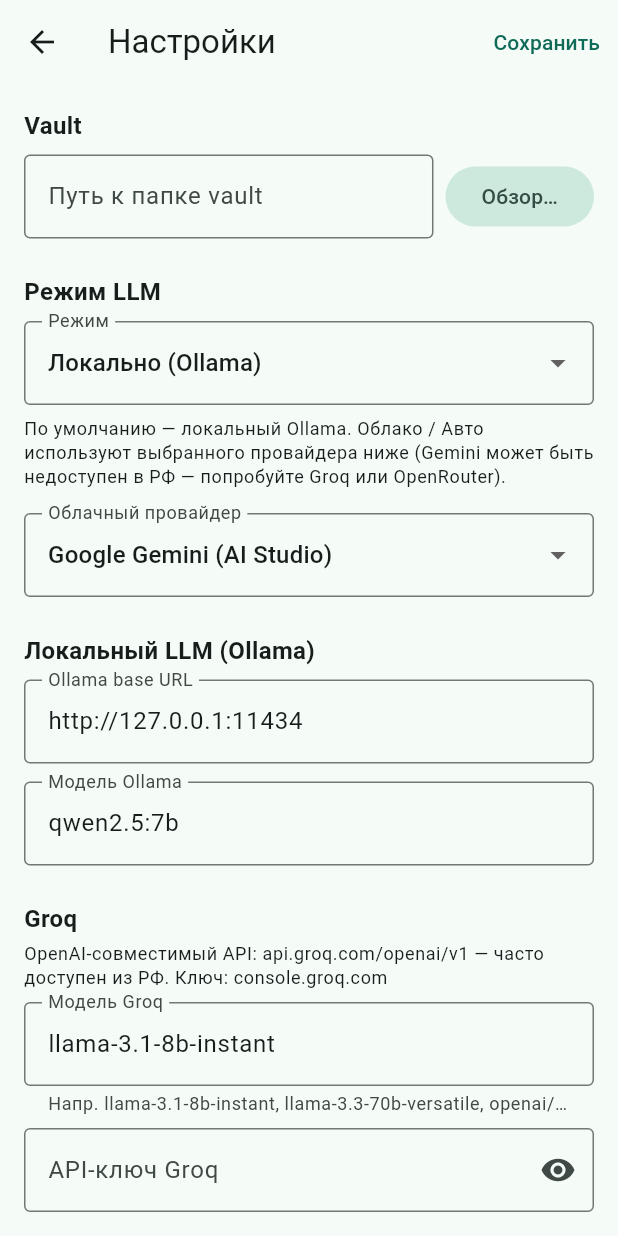
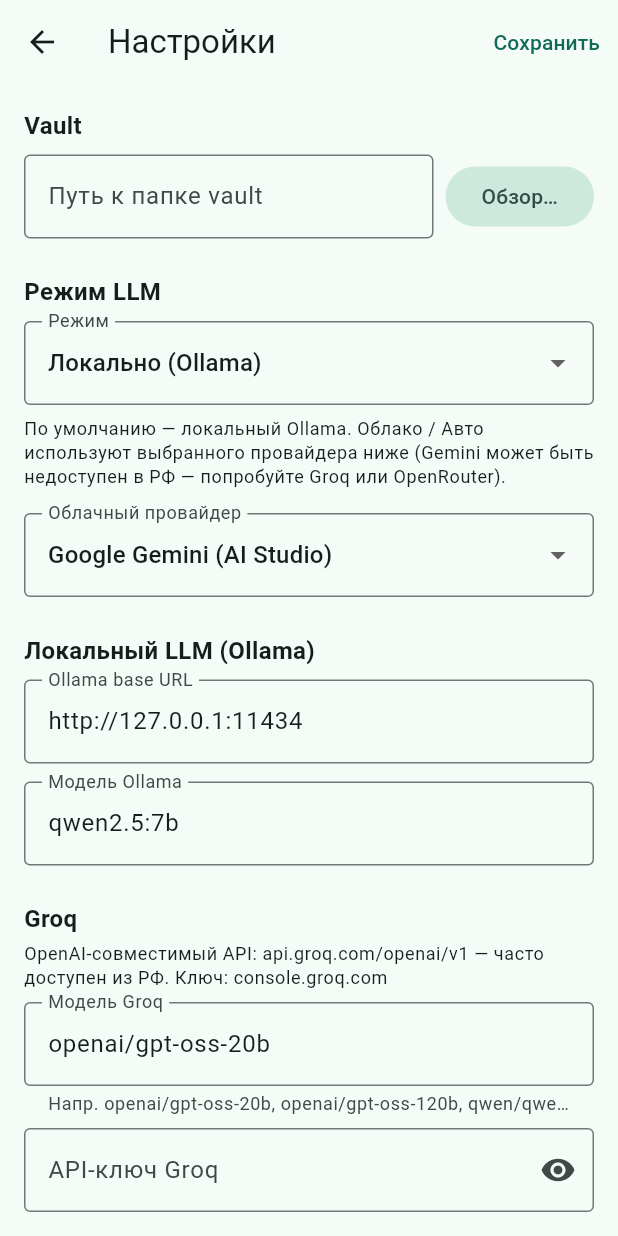
Before and after one commit to qrein2077/SecondBrain, a Flutter app: the screen it shows after launch, after a tap on the "settings" icon, on a phone screen of 412 x 824 dp. Run offline on Flutter 3.47's test engine with Material 3 defaults, Android fonts, the phone set to English and light mode, and no system bars; our stand-ins replace flutter_markdown, flutter_secure_storage, material_ui, shared_preferences; network calls fail.

Commit message:
Bump default Groq model to openai/gpt-oss-20b
Llama 3.1 8B Instant and Llama 3.3 70B Versatile left free/developer
tier (Aug 2026). Migrate those stored IDs and document gpt-oss defaults.

Co-authored-by: qrein2077 <qrein2077@users.noreply.github.com>

```diff
--- a/lib/models/app_settings.dart
+++ b/lib/models/app_settings.dart
@@ -40,7 +40,18 @@ class AppSettings {
 
   /// Previous shipped Gemini default — migrate AppData when still this value.
   static const legacyDefaultGeminiModel = 'gemini-2.5-flash';
-  static const defaultGroqModel = 'llama-3.1-8b-instant';
+  /// Free/developer-tier chat model (Llama 3.1/3.3 retired from free tier Aug 2026).
+  static const defaultGroqModel = 'openai/gpt-oss-20b';
+
+  /// Previous shipped Groq default — migrate AppData when still this value.
+  static const legacyDefaultGroqModel = 'llama-3.1-8b-instant';
+
+  /// Also retired from free/developer tier; migrate if still stored.
+  static const legacyRetiredGroqModels = <String>[
+    legacyDefaultGroqModel,
+    'llama-3.3-70b-versatile',
+  ];
+
   static const defaultOpenRouterModel =
       'meta-llama/llama-3.1-8b-instruct:free';
 
--- a/lib/screens/settings_screen.dart
+++ b/lib/screens/settings_screen.dart
@@ -307,7 +307,7 @@ class _SettingsScreenState extends State<SettingsScreen> {
               border: OutlineInputBorder(),
               hintText: AppSettings.defaultGroqModel,
               helperText:
-                  'Напр. llama-3.1-8b-instant, llama-3.3-70b-versatile, openai/gpt-oss-20b',
+                  'Напр. openai/gpt-oss-20b, openai/gpt-oss-120b, qwen/qwen3.6-27b',
             ),
           ),
           const SizedBox(height: 8),
--- a/lib/services/settings_store.dart
+++ b/lib/services/settings_store.dart
@@ -99,13 +99,21 @@ class SettingsStore extends ChangeNotifier {
       await prefs.setString(_kGeminiModel, geminiModel);
     }
 
+    var groqModel =
+        prefs.getString(_kGroqModel) ?? AppSettings.defaultGroqModel;
+    // Migrate retired free-tier Llama IDs (shutdown Aug 2026).
+    if (AppSettings.legacyRetiredGroqModels.contains(groqModel)) {
+      groqModel = AppSettings.defaultGroqModel;
+      await prefs.setString(_kGroqModel, groqModel);
+    }
+
     _settings = AppSettings(
       vaultPath: prefs.getString(_kVaultPath) ?? '',
       ollamaBaseUrl:
           prefs.getString(_kOllamaBaseUrl) ?? 'http://127.0.0.1:11434',
       modelName: prefs.getString(_kModelName) ?? 'qwen2.5:7b',
       geminiModel: geminiModel,
-      groqModel: prefs.getString(_kGroqModel) ?? AppSettings.defaultGroqModel,
+      groqModel: groqModel,
       openRouterModel: prefs.getString(_kOpenRouterModel) ??
           AppSettings.defaultOpenRouterModel,
       llmMode: LlmModeX.fromStorage(prefs.getString(_kLlmMode)),
```
Also changed, not shown: 2 other files.
